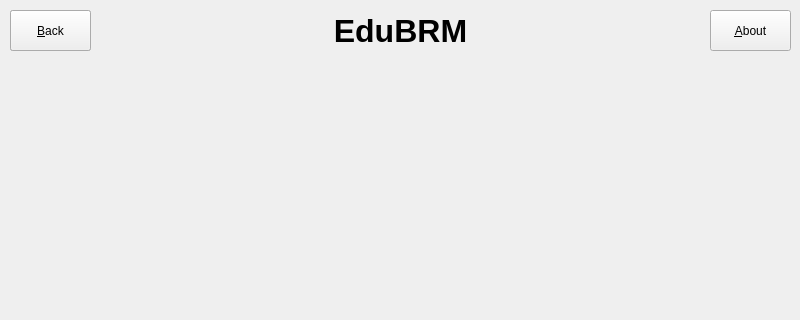
The window that software/main.ui (brmlab/edubrm) describes before a commit, drawn with Qt 5; both pictures show x 0 to 800 and y 0 to 320 of the 800 by 600 pixel window.
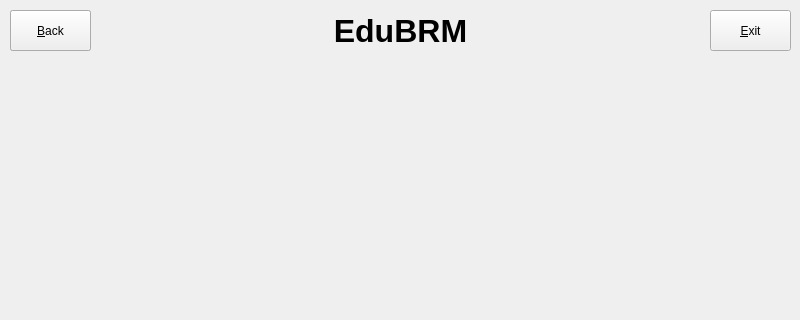
The same window after the commit. Icons and pictures are not drawn.

Commit message: swap exit and about buttons like sargon wanted

```diff
--- a/software/main.ui
+++ b/software/main.ui
@@ -33,7 +33,7 @@
    <widget class="QPushButton" name="btnExit">
     <property name="geometry">
      <rect>
-      <x>10</x>
+      <x>710</x>
       <y>10</y>
       <width>81</width>
       <height>41</height>
@@ -50,7 +50,7 @@
    <widget class="QPushButton" name="btnAbout">
     <property name="geometry">
      <rect>
-      <x>710</x>
+      <x>10</x>
       <y>10</y>
       <width>81</width>
       <height>41</height>
```
